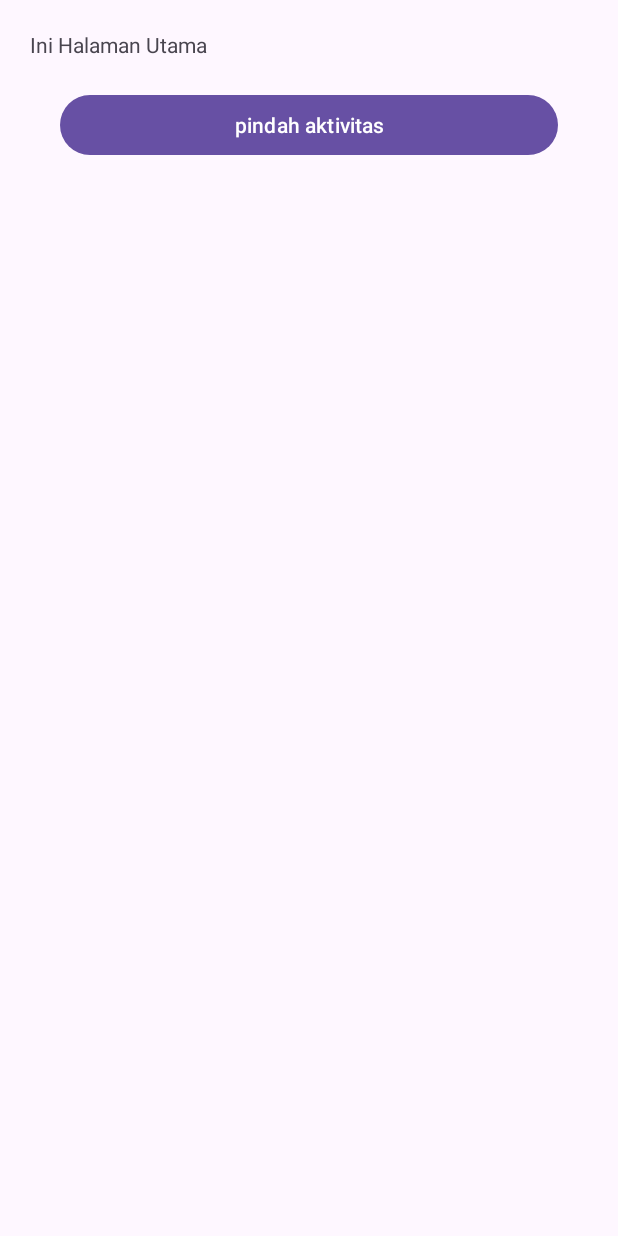
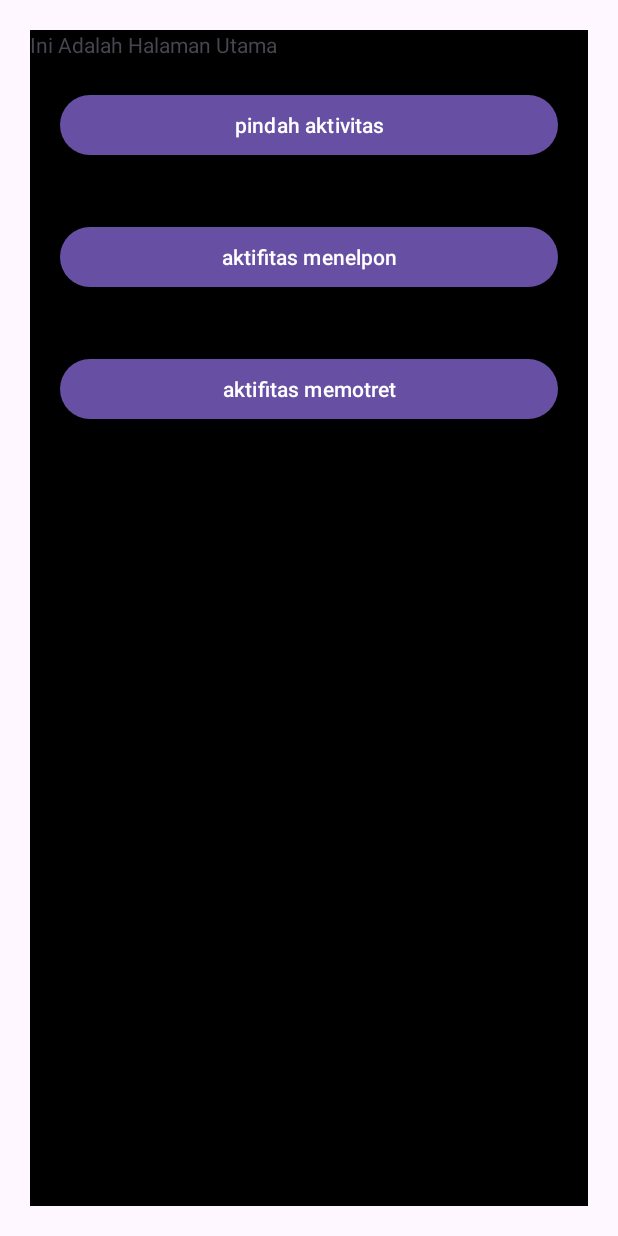
Before and after one commit to alyasafffff/intent, an Android app: the screen it shows after launch (MainActivity), on a phone screen of 412 x 824 dp. Run offline under Robolectric (Android 15) with nearby library versions, the phone set to English and light mode, and no system bars.

Commit message:
tgl 4 11 2004

```diff
--- a/app/src/main/java/com/example/project2/MainActivity.kt
+++ b/app/src/main/java/com/example/project2/MainActivity.kt
@@ -1,8 +1,11 @@
 package com.example.project2
 
 import android.content.Intent
+import android.net.Uri
 import android.os.Bundle
+import android.provider.MediaStore
 import android.provider.Telephony.Mms.Intents
+import android.view.View
 import android.widget.Button
 import androidx.activity.enableEdgeToEdge
 import androidx.appcompat.app.AppCompatActivity
@@ -23,10 +26,34 @@ class MainActivity : AppCompatActivity() {
         btnMoveActivity.setOnClickListener{
             onClick()
         }
+        val btnDialNumber = findViewById<Button>(R.id.btn_dial_number)
+        btnDialNumber.setOnClickListener{
+            onDial()
+        }
+
+        val btnCam = findViewById<Button>(R.id.btn_camera)
+        btnCam.setOnClickListener{
+            onCam()
+        }
+
     }
+
+    private fun onCam() {
+        val intent = Intent(MediaStore.ACTION_IMAGE_CAPTURE)
+        startActivity(intent)
+    }
+
+    private fun onDial() {
+        val dialNumber = "081233780346"
+        val intent = Intent(Intent.ACTION_DIAL, Uri.parse("tel:" + dialNumber))
+        startActivity(intent)
+    }
+
 
     private fun onClick() {
         val intent = Intent(applicationContext, moveActivity::class.java)
         startActivity(intent)
     }
+
+
 }
--- a/app/src/main/res/layout/activity_main.xml
+++ b/app/src/main/res/layout/activity_main.xml
@@ -11,13 +11,13 @@
     android:layout_marginBottom="@dimen/activity_vertical_margin"
     android:layout_marginLeft="@dimen/activity_horizontal_margin"
     android:layout_marginRight="@dimen/activity_horizontal_margin"
-
+    android:background="@color/black"
     >
 
     <TextView
         android:layout_width="wrap_content"
         android:layout_height="wrap_content"
-        android:text="Ini Halaman Utama" />
+        android:text="Ini Adalah Halaman Utama" />
 
     <Button
         android:layout_width="match_parent"
@@ -30,5 +30,28 @@
         android:id="@+id/btn_move_actifity"
         />
 
+    <Button
+        android:layout_width="match_parent"
+        android:layout_height="wrap_content"
+        android:layout_marginLeft="@dimen/activity_horizontal_margin"
+        android:layout_marginRight="@dimen/activity_horizontal_margin"
+        android:layout_marginTop="@dimen/activity_vertical_margin"
+        android:layout_marginBottom="@dimen/activity_vertical_margin"
+        android:text="@string/dial_number"
+        android:id="@+id/btn_dial_number"
+        />
+
+    <Button
+        android:layout_width="match_parent"
+        android:layout_height="wrap_content"
+        android:layout_marginLeft="@dimen/activity_horizontal_margin"
+        android:layout_marginRight="@dimen/activity_horizontal_margin"
+        android:layout_marginTop="@dimen/activity_vertical_margin"
+        android:layout_marginBottom="@dimen/activity_vertical_margin"
+        android:text="@string/camera"
+        android:id="@+id/btn_camera"
+        />
+
+
 
 </LinearLayout>
--- a/app/src/main/res/values/strings.xml
+++ b/app/src/main/res/values/strings.xml
@@ -6,6 +6,7 @@
     <string name="back_activity">aktifitas kembali</string>
     <!--implisit-->
     <string name="dial_number">aktifitas menelpon</string>
+    <string name="camera">aktifitas memotret</string>
 
 
 </resources>
```
